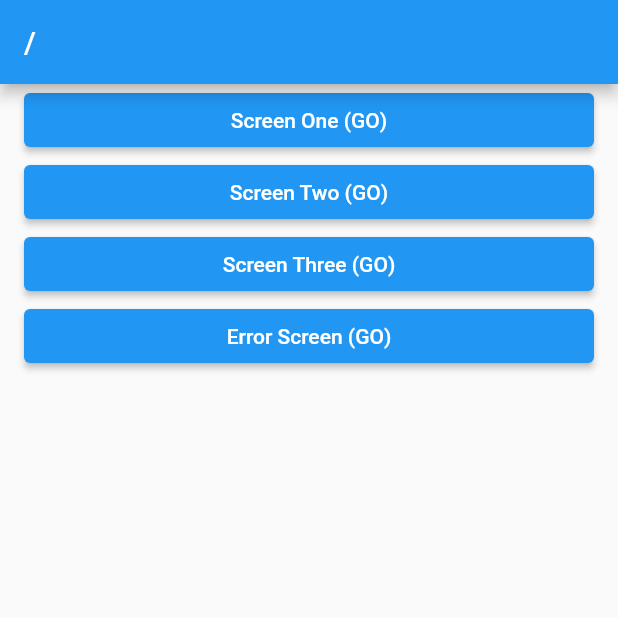
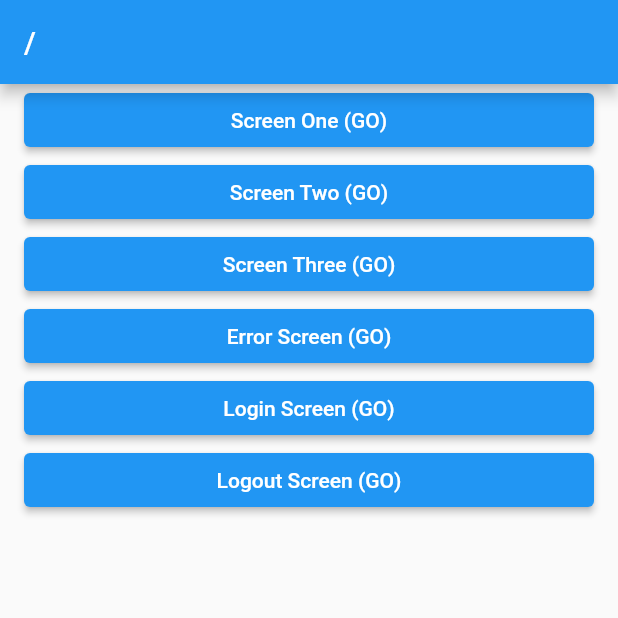
Before and after one commit to isnow890/go_router_actual, a Flutter app: the HomeScreen screen opened by its route, on a phone screen of 412 x 824 dp, the top half of it. Run offline on Flutter 3.47's test engine with Material 2 defaults, Android fonts, the phone set to English and light mode, and no system bars; our stand-ins replace flutter_riverpod, go_router.

Commit message:
Redirection 테스트하기

```diff
--- a/lib/provider/auth_provider.dart
+++ b/lib/provider/auth_provider.dart
@@ -21,7 +21,7 @@
     final authStateProvider = AuthNotifier(ref: ref);
 
     return GoRouter(
-      initialLocation: '/',
+      initialLocation: '/login',
       //에러 처리
       errorBuilder: (context, state) {
         return ErrorScreen(error: state.error.toString());
--- a/lib/screen/home_screen.dart
+++ b/lib/screen/home_screen.dart
@@ -1,14 +1,16 @@
 import 'package:flutter/material.dart';
+import 'package:flutter_riverpod/flutter_riverpod.dart';
 import 'package:go_router/go_router.dart';
 import 'package:go_router_acutal/layout/default_layout.dart';
+import 'package:go_router_acutal/provider/auth_provider.dart';
 
 import '3_screen.dart';
 
-class HomeScreen extends StatelessWidget {
+class HomeScreen extends ConsumerWidget {
   const HomeScreen({Key? key}) : super(key: key);
 
   @override
-  Widget build(BuildContext context) {
+  Widget build(BuildContext context,WidgetRef ref) {
     return DefaultLayout(
       body: Column(
         crossAxisAlignment: CrossAxisAlignment.stretch,
@@ -42,7 +44,26 @@
             },
             child: Text('Error Screen (GO)'),
           ),
+          ElevatedButton(
+            onPressed: () {
+              // context.go('/one/two/three');
+              //main.dart에 이름 지어준 것을 사용.
+              context.go('/login');
+            },
+            child: Text('Login Screen (GO)'),
+          ),
+          ElevatedButton(
+            onPressed: () {
+              // context.go('/one/two/three');
+              //main.dart에 이름 지어준 것을 사용.
 
+              //redirect 실행해서
+              ref.read(userProvider.notifier).logout();
+
+              context.go('/logout');
+            },
+            child: Text('Logout Screen (GO)'),
+          ),
         ],
       ),
     );
```
Also changed, not shown: lib/screen/login_screen.dart (+15 -4 lines).
